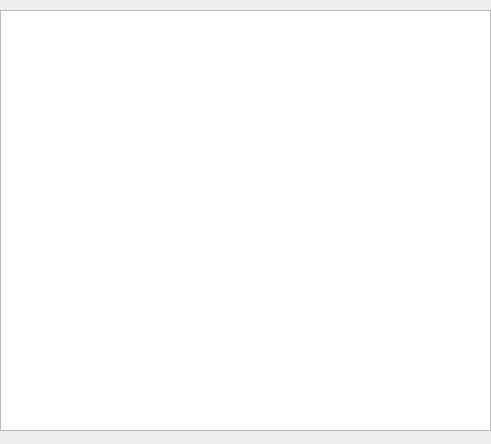
RuletkaDudo/coffeUwu, file main.ui: the form before one commit.
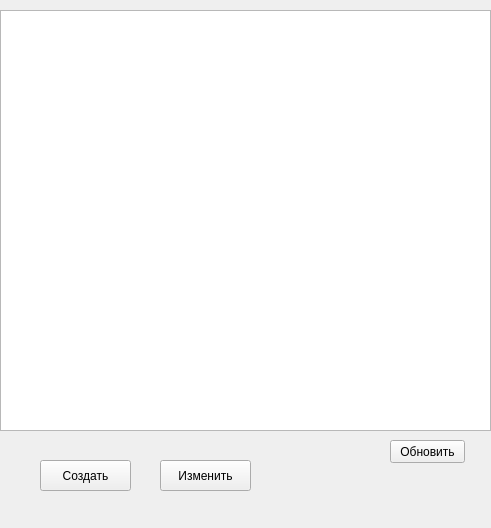
The form after the commit.

Diff of the .ui file:
```diff
--- a/main.ui
+++ b/main.ui
@@ -7,7 +7,7 @@
     <x>0</x>
     <y>0</y>
     <width>491</width>
-    <height>444</height>
+    <height>528</height>
    </rect>
   </property>
   <property name="windowTitle">
@@ -24,6 +24,45 @@
      </rect>
     </property>
    </widget>
+   <widget class="QPushButton" name="create_btn">
+    <property name="geometry">
+     <rect>
+      <x>40</x>
+      <y>460</y>
+      <width>91</width>
+      <height>31</height>
+     </rect>
+    </property>
+    <property name="text">
+     <string>Создать</string>
+    </property>
+   </widget>
+   <widget class="QPushButton" name="change_btn">
+    <property name="geometry">
+     <rect>
+      <x>160</x>
+      <y>460</y>
+      <width>91</width>
+      <height>31</height>
+     </rect>
+    </property>
+    <property name="text">
+     <string>Изменить</string>
+    </property>
+   </widget>
+   <widget class="QPushButton" name="reset_btn">
+    <property name="geometry">
+     <rect>
+      <x>390</x>
+      <y>440</y>
+      <width>75</width>
+      <height>23</height>
+     </rect>
+    </property>
+    <property name="text">
+     <string>Обновить</string>
+    </property>
+   </widget>
   </widget>
   <widget class="QMenuBar" name="menubar">
    <property name="geometry">
```
